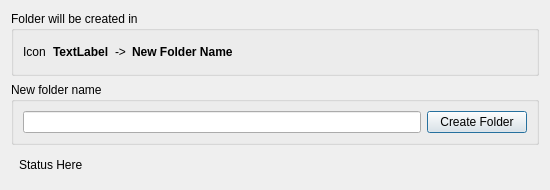
Before: the Qt Designer form Gui/Dialogs/DialogAddNewFolder.ui in fxdeniz/NeSync, drawn with Qt 5.
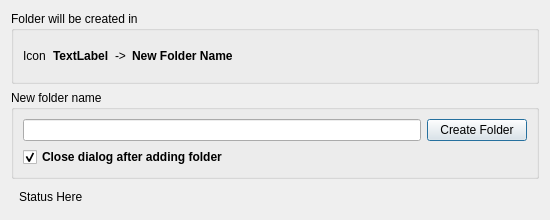
After: the same form once the commit is applied.

What changed in the file:
```diff
--- a/Gui/Dialogs/DialogAddNewFolder.ui
+++ b/Gui/Dialogs/DialogAddNewFolder.ui
@@ -7,7 +7,7 @@
     <x>0</x>
     <y>0</y>
     <width>550</width>
-    <height>190</height>
+    <height>220</height>
    </rect>
   </property>
   <property name="minimumSize">
@@ -19,13 +19,13 @@
   <property name="maximumSize">
    <size>
     <width>16777215</width>
-    <height>190</height>
+    <height>220</height>
    </size>
   </property>
   <property name="windowTitle">
    <string>Dialog</string>
   </property>
-  <layout class="QVBoxLayout" name="verticalLayout">
+  <layout class="QVBoxLayout" name="verticalLayout_2" stretch="2,2,0">
    <item>
     <widget class="QGroupBox" name="groupBoxParentFolder">
      <property name="title">
@@ -97,6 +97,8 @@
      <property name="title">
       <string>New folder name</string>
      </property>
+     <layout class="QVBoxLayout" name="verticalLayout_3">
+      <item>
      <layout class="QHBoxLayout" name="horizontalLayout">
       <item>
        <widget class="QLineEdit" name="lineEdit"/>
@@ -111,6 +113,23 @@
         </property>
         <property name="text">
          <string>Create Folder</string>
+          </property>
+         </widget>
+        </item>
+       </layout>
+      </item>
+      <item>
+       <widget class="QCheckBox" name="checkBox">
+        <property name="font">
+         <font>
+          <bold>true</bold>
+         </font>
+        </property>
+        <property name="text">
+         <string>Close dialog after adding folder</string>
+        </property>
+        <property name="checked">
+         <bool>true</bool>
         </property>
        </widget>
       </item>
```
Lines whose indentation alone changed are shown as unchanged.
